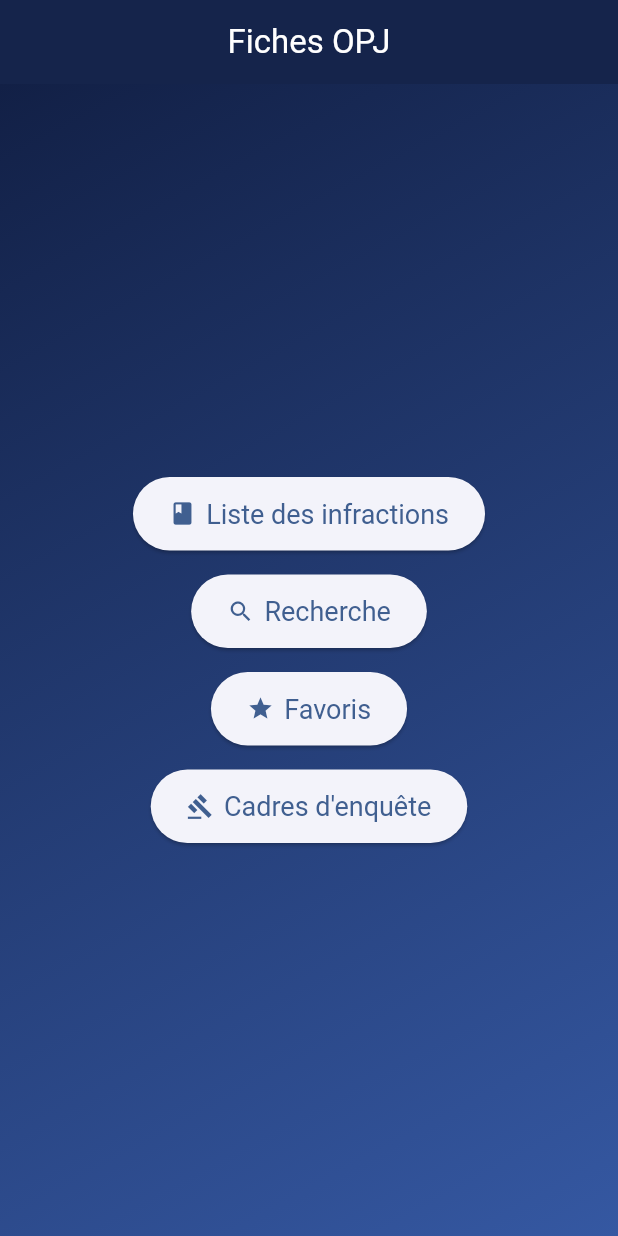
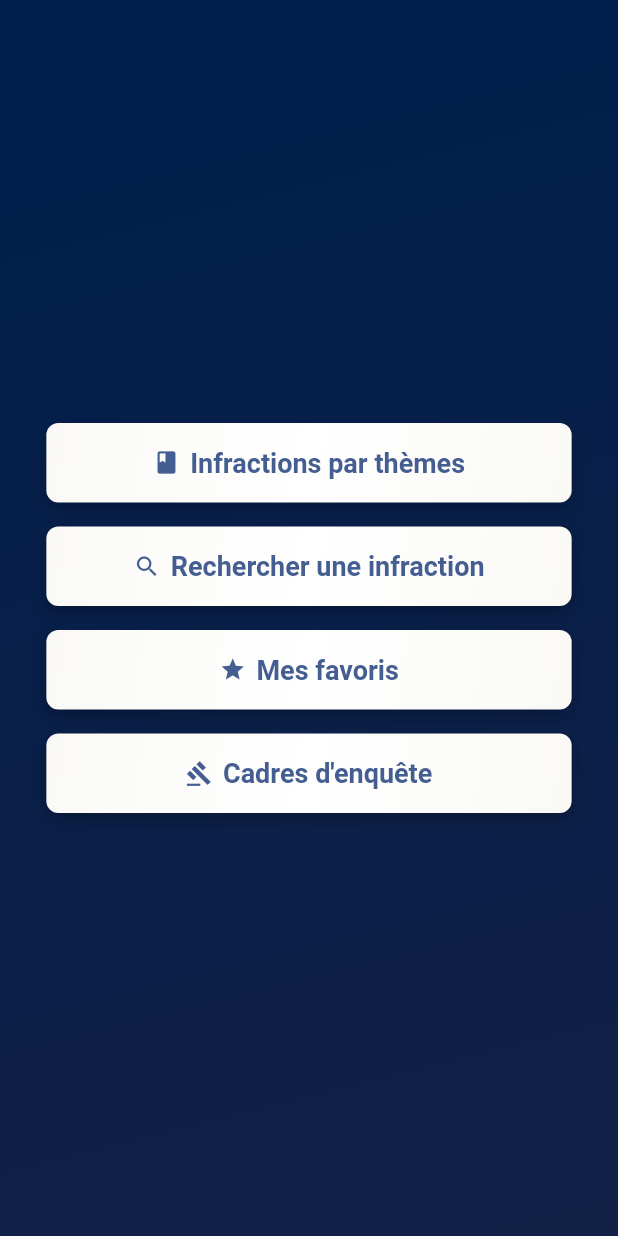
Before and after one commit to MSJ2025/droitpenalspecial, a Flutter app: the screen it shows after launch, on a phone screen of 412 x 824 dp. Run offline on Flutter 3.47's test engine with Material 3 defaults, Android fonts, the phone set to English and light mode, and no system bars; our stand-ins replace shared_preferences.

Commit message:
Amélioration UI : encapsulation des cartes classement dans une carte moderne

```diff
--- a/lib/screens/home_screen.dart
+++ b/lib/screens/home_screen.dart
@@ -10,15 +10,12 @@ class HomeScreen extends StatelessWidget {
   @override
   Widget build(BuildContext context) {
     return Scaffold(
-      appBar: AppBar(
-        title: const Text('Fiches OPJ'),
-        centerTitle: true,
-      ),
+
       body: Container(
         decoration: const BoxDecoration(
           gradient: LinearGradient(
-            colors: [Color(0xFF122046), Color(0xFF3558A2)],
-            begin: Alignment.topLeft,
+            colors: [Color(0xFF001F4D), Color(0xFF122046)],
+            begin: Alignment.topCenter,
             end: Alignment.bottomRight,
           ),
         ),
@@ -26,14 +23,11 @@ class HomeScreen extends StatelessWidget {
           child: Column(
             mainAxisSize: MainAxisSize.min,
             children: [
-              ElevatedButton.icon(
-                icon: const Icon(Icons.book),
-                label: const Text('Liste des infractions'),
-                style: ElevatedButton.styleFrom(
-                  padding:
-                      const EdgeInsets.symmetric(horizontal: 24, vertical: 14),
-                  textStyle: const TextStyle(fontSize: 18),
-                ),
+              FractionallySizedBox(
+                widthFactor: 0.85,
+                child: _ModernGradientButton(
+                  icon: Icons.book,
+                  label: 'Infractions par thèmes',
                   onPressed: () {
                     Navigator.of(context).push(
                       PageRouteBuilder(
@@ -45,15 +39,13 @@ class HomeScreen extends StatelessWidget {
                     );
                   },
                 ),
+              ),
               const SizedBox(height: 16),
-              ElevatedButton.icon(
-                icon: const Icon(Icons.search),
-                label: const Text('Recherche'),
-                style: ElevatedButton.styleFrom(
-                  padding:
-                      const EdgeInsets.symmetric(horizontal: 24, vertical: 14),
-                  textStyle: const TextStyle(fontSize: 18),
-                ),
+              FractionallySizedBox(
+                widthFactor: 0.85,
+                child: _ModernGradientButton(
+                  icon: Icons.search,
+                  label: "Rechercher une infraction",
                   onPressed: () {
                     Navigator.of(context).push(
                       PageRouteBuilder(
@@ -65,15 +57,13 @@ class HomeScreen extends StatelessWidget {
                     );
                   },
                 ),
+              ),
               const SizedBox(height: 16),
-              ElevatedButton.icon(
-                icon: const Icon(Icons.star),
-                label: const Text('Favoris'),
-                style: ElevatedButton.styleFrom(
-                  padding:
-                      const EdgeInsets.symmetric(horizontal: 24, vertical: 14),
-                  textStyle: const TextStyle(fontSize: 18),
-                ),
+              FractionallySizedBox(
+                widthFactor: 0.85,
+                child: _ModernGradientButton(
+                  icon: Icons.star,
+                  label: 'Mes favoris',
                   onPressed: () {
                     Navigator.of(context).push(
                       PageRouteBuilder(
@@ -85,15 +75,13 @@ class HomeScreen extends StatelessWidget {
                     );
                   },
                 ),
+              ),
               const SizedBox(height: 16),
-              ElevatedButton.icon(
-                icon: const Icon(Icons.gavel),
-                label: const Text("Cadres d'enquête"),
-                style: ElevatedButton.styleFrom(
-                  padding:
-                      const EdgeInsets.symmetric(horizontal: 24, vertical: 14),
-                  textStyle: const TextStyle(fontSize: 18),
-                ),
+              FractionallySizedBox(
+                widthFactor: 0.85,
+                child: _ModernGradientButton(
+                  icon: Icons.gavel,
+                  label: "Cadres d'enquête",
                   onPressed: () {
                     Navigator.of(context).push(
                       PageRouteBuilder(
@@ -105,6 +93,7 @@ class HomeScreen extends StatelessWidget {
                     );
                   },
                 ),
+              ),
             ],
           ),
         ),
@@ -112,3 +101,91 @@ class HomeScreen extends StatelessWidget {
     );
   }
 }
+
+// Widget bouton moderne avec dégradé subtil, coins peu arrondis, effet hover/clic
+class _ModernGradientButton extends StatefulWidget {
+  final IconData icon;
+  final String label;
+  final VoidCallback onPressed;
+  const _ModernGradientButton({
+    required this.icon,
+    required this.label,
+    required this.onPressed,
+    Key? key,
+  }) : super(key: key);
+
+  @override
+  State<_ModernGradientButton> createState() => _ModernGradientButtonState();
+}
+
+class _ModernGradientButtonState extends State<_ModernGradientButton> {
+  bool _hovering = false;
+  bool _pressed = false;
+
+  void _setHover(bool value) {
+    setState(() {
+      _hovering = value;
+    });
+  }
+
+  void _setPressed(bool value) {
+    setState(() {
+      _pressed = value;
+    });
+  }
+
+  @override
+  Widget build(BuildContext context) {
+    double opacity = 1.0;
+    if (_pressed) {
+      opacity = 0.82;
+    } else if (_hovering) {
+      opacity = 0.90;
+    }
+    return MouseRegion(
+      onEnter: (_) => _setHover(true),
+      onExit: (_) => _setHover(false),
+      child: GestureDetector(
+        onTapDown: (_) => _setPressed(true),
+        onTapUp: (_) => _setPressed(false),
+        onTapCancel: () => _setPressed(false),
+        child: AnimatedOpacity(
+          duration: const Duration(milliseconds: 120),
+          opacity: opacity,
+          child: Container(
+            decoration: BoxDecoration(
+              gradient: const LinearGradient(
+                colors: [Color(0xFFFAF9F6), Colors.white,Color(0xFFFAF9F6)],
+                begin: Alignment.topLeft,
+                end: Alignment.bottomRight,
+              ),
+              borderRadius: BorderRadius.circular(8),
+              boxShadow: const [
+                BoxShadow(
+                  color: Colors.black26,
+                  blurRadius: 8,
+                  offset: Offset(0, 4),
+                ),
+              ],
+            ),
+            child: ElevatedButton.icon(
+              icon: Icon(widget.icon),
+              label: Text(widget.label),
+              style: ElevatedButton.styleFrom(
+                backgroundColor: Colors.transparent,
+                shadowColor: Colors.transparent,
+                shape: RoundedRectangleBorder(
+                  borderRadius: BorderRadius.circular(8),
+                ),
+                padding: const EdgeInsets.symmetric(horizontal: 24, vertical: 16),
+                textStyle: const TextStyle(fontSize: 18, fontWeight: FontWeight.w600),
+                elevation: 0,
+              ),
+              onPressed: widget.onPressed,
+            ),
+          ),
+        ),
+      ),
+    );
+  }
+}
--- a/lib/utils/theme.dart
+++ b/lib/utils/theme.dart
@@ -3,18 +3,18 @@ import 'package:flutter/material.dart';
 class AppTheme {
   static final ThemeData lightTheme = ThemeData(
     useMaterial3: true,
-    colorScheme: ColorScheme.fromSeed(seedColor: Colors.blue.shade800),
+    colorScheme: ColorScheme.fromSeed(seedColor: Color(0xFF001F4D)),
     brightness: Brightness.light,
     fontFamily: 'Roboto',
     visualDensity: VisualDensity.adaptivePlatformDensity,
-    scaffoldBackgroundColor: Colors.white,
+    scaffoldBackgroundColor: Color(0xFFFAF9F6),
     appBarTheme: const AppBarTheme(
       backgroundColor: Color(0xFF122046),
-      foregroundColor: Colors.white,
+      foregroundColor: Color(0xFFFAF9F6),
       elevation: 2,
     ),
     cardTheme: CardThemeData(
-      color: Colors.white,
+      color: Color(0xFFFAF9F6),
       elevation: 4,
       shape: RoundedRectangleBorder(borderRadius: BorderRadius.circular(16)),
     ),
@@ -23,7 +23,7 @@ class AppTheme {
   static final ThemeData darkTheme = ThemeData(
     useMaterial3: true,
     colorScheme: ColorScheme.fromSeed(
-      seedColor: Colors.blue.shade800,
+      seedColor: Color(0xFF001F4D),
       brightness: Brightness.dark,
     ),
     fontFamily: 'Roboto',
```
Also changed, not shown: assets/images/infractions_autres.png (added), assets/images/infractions_biens.png (added), assets/images/infractions_nation.png (added), assets/images/infractions_personnes.png (added), assets/images/logo.png (added), assets/images/logobleu.png (added), assets/images/logocreme.png (added). Lines whose indentation alone changed are shown as unchanged.
